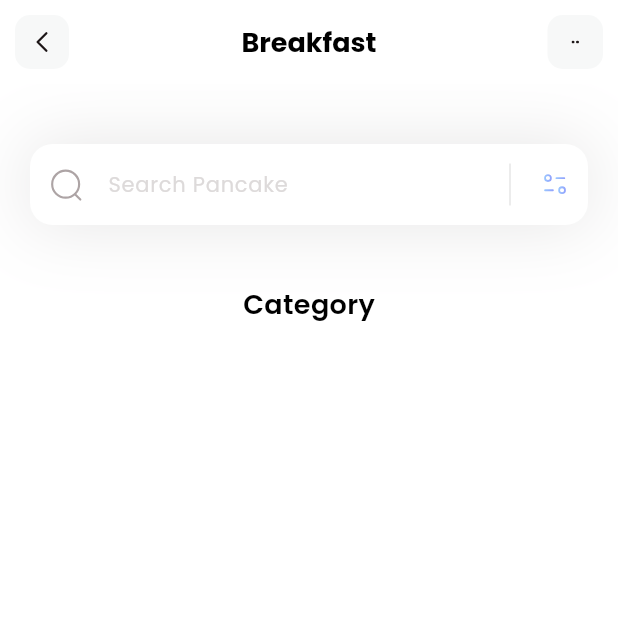
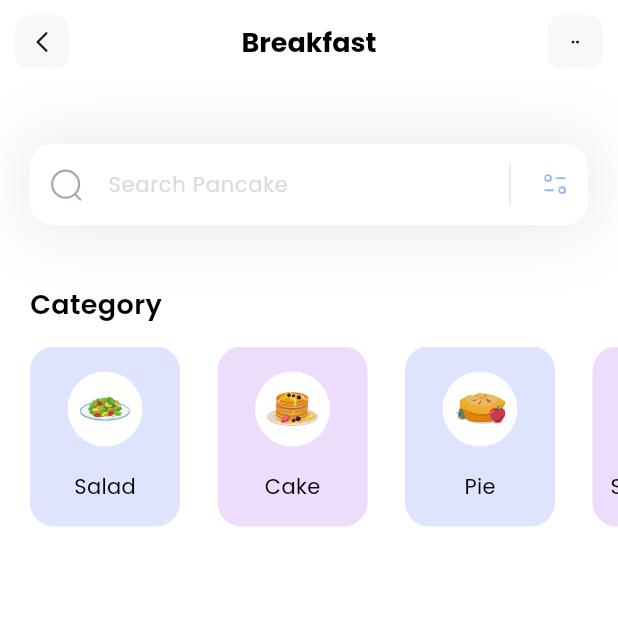
Before and after one commit to SubaruLenz/E-commerce, a Flutter app: the screen it shows after launch, on a phone screen of 412 x 824 dp, the top half of it. Run offline on Flutter 3.47's test engine with Material 3 defaults, Android fonts, the phone set to English and light mode, and no system bars; our stand-ins replace flutter_svg.

Commit message:
Add category

```diff
--- a/lib/main.dart
+++ b/lib/main.dart
@@ -14,7 +14,7 @@ class MyApp extends StatelessWidget {
     return MaterialApp(
       debugShowCheckedModeBanner: false,
       theme: ThemeData(fontFamily: 'Poppins'),
-      home: const HomePage()
+      home: HomePage()
     );
   }
 }
--- a/lib/models/category_model.dart
+++ b/lib/models/category_model.dart
@@ -19,7 +19,7 @@ class CategoryModel {
     );
 
     categories.add(
-      CategoryModel(name: 'Cake', iconPath: 'assets/icons/pancake.svg', boxColor: Color(0xffC58BF2))
+      CategoryModel(name: 'Cake', iconPath: 'assets/icons/pancakes.svg', boxColor: Color(0xffC58BF2))
     );
 
     categories.add(
--- a/lib/pages/home.dart
+++ b/lib/pages/home.dart
@@ -1,33 +1,98 @@
+import 'package:e_commerce/models/category_model.dart';
 import 'package:flutter/material.dart';
 import 'package:flutter_svg/flutter_svg.dart';
 
-class HomePage extends StatelessWidget {
+class HomePage extends StatefulWidget {
   const HomePage({super.key});
 
   @override
+  State<HomePage> createState() => _HomePageState();
+}
+
+class _HomePageState extends State<HomePage> {
+
+  List<CategoryModel> categories = [];
+
+  void _getCategories(){
+    categories = CategoryModel.getCategories();
+  }
+
+  @override
   Widget build(BuildContext context) {
+    _getCategories();
     return Scaffold(
+      appBar: appBar(),
       backgroundColor: Colors.white,
-      appBar: appBar(),
       body: Column(
+        crossAxisAlignment: CrossAxisAlignment.start,
         children: [
           _searchField(),
           SizedBox(height: 40),
-          Column(
-            children: [
-              Text(
+          _categoriesSection()
+        ],
+      )
+    );
+  }
+
+  Column _categoriesSection() {
+    return Column(
+          crossAxisAlignment: CrossAxisAlignment.start,
+          children: [
+            Padding(
+              padding: const EdgeInsets.only(left: 20),
+              child: Text(
                 'Category',
                 style: TextStyle(
                   color: Colors.black,
                   fontSize: 18,
                   fontWeight: FontWeight.w600
                 ),
-              )
-            ],
-          )
-        ],
-      )
-    );
+              ),
+            ),
+            SizedBox(height: 15),
+            Container(
+              height: 120,
+              child: ListView.separated(
+                itemCount: categories.length,
+                scrollDirection: Axis.horizontal,
+                padding: EdgeInsets.only(left: 20, right: 20),
+                separatorBuilder: (context, index) => SizedBox(width: 25),
+                itemBuilder: (context, index){
+                  return Container(
+                    width: 100,
+                    decoration: BoxDecoration (
+                      color: categories[index].boxColor.withOpacity(0.3),
+                      borderRadius: BorderRadius.circular(16),
+                    ),
+                    child: Column(
+                      mainAxisAlignment: MainAxisAlignment.spaceEvenly,
+                      children: [
+                        Container(
+                          height: 50,
+                          width: 50,
+                          decoration: BoxDecoration(
+                            color: Colors.white,
+                            shape: BoxShape.circle,
+                          ),
+                          padding: EdgeInsets.all(8.0),
+                          child: SvgPicture.asset(categories[index].iconPath),
+                        ),
+                        Text(
+                          categories[index].name,
+                          style: TextStyle(
+                            fontWeight: FontWeight.w400,
+                            color: Colors.black,
+                            fontSize: 14,
+                          ),
+                        )
+                      ],
+                    ),
+                  );
+                },
+              ),
+            ),
+          ],
+        );
   }
 
   Container _searchField() {
```
Also changed, not shown: pubspec.yaml (+13 -7 lines), pubspec.lock, 1 other file.
